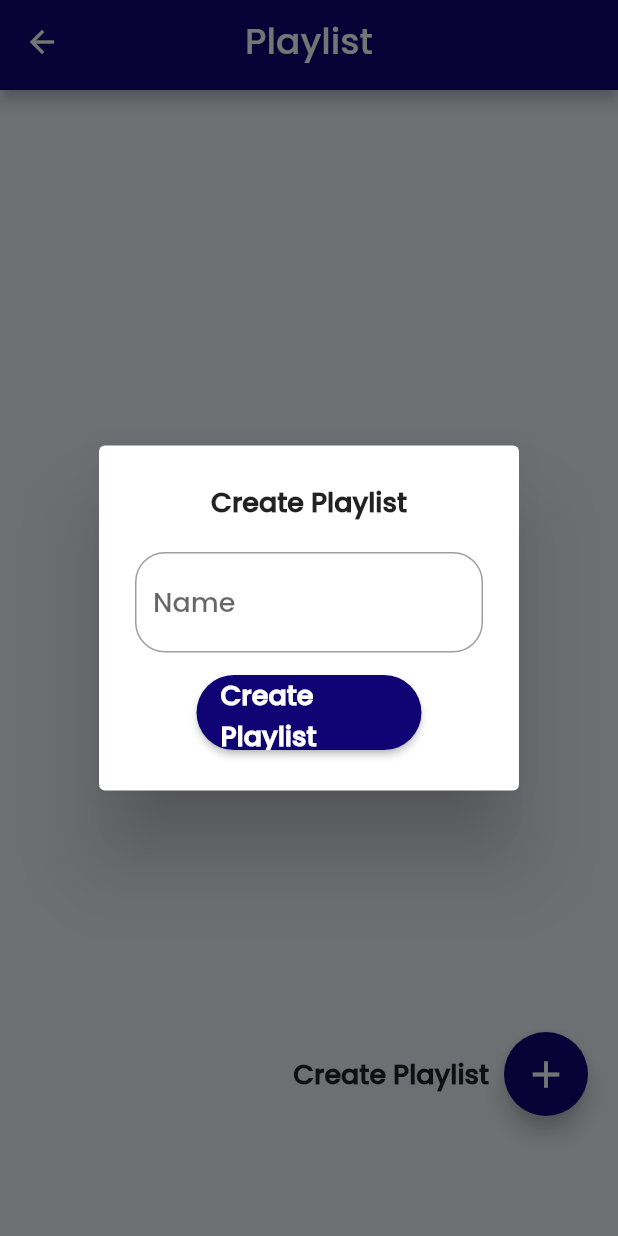
After one commit to fasil2401/my_player, a Flutter app: the PlayListScreen screen opened directly, after a tap on the "add" icon, on a phone screen of 412 x 824 dp. The commit adds this screen. Run offline on Flutter 3.47's test engine with Material 2 defaults, Android fonts, the phone set to English and light mode, and no system bars; our stand-ins replace better_player, hive, hive_flutter, permission_handler, share_plus, shared_preferences; missing offline and left inert: video_thumbnail; accounts and stored records are empty.

Commit message:
playlist added

```diff
--- /dev/null
+++ b/lib/Screens/navigation_screens/playlist.dart
@@ -0,0 +1,284 @@
+import 'package:flutter/material.dart';
+import 'package:hive_flutter/adapters.dart';
+import 'package:my_player/Widgets/custom_appbar.dart';
+import 'package:my_player/Widgets/custom_list_tile_video.dart';
+import 'package:my_player/icons/my_flutter_app_icons.dart';
+import 'package:my_player/model/model.dart';
+
+import '../../main.dart';
+
+class PlayListScreen extends StatefulWidget {
+  PlayListScreen({Key? key}) : super(key: key);
+
+  @override
+  State<PlayListScreen> createState() => _PlayListScreenState();
+}
+
+class _PlayListScreenState extends State<PlayListScreen> {
+  TextEditingController nameController = TextEditingController();
+  List<String> _playList = [];
+  List thumbs = [];
+  List<String> viewList = [];
+  bool isFavorite = true;
+  var key;
+
+  var boxFavorites = Hive.box<Favorites>(favoriteBox);
+  var boxPlaylist = Hive.box<PlayList>(playlistBox);
+
+  // List<Map<String, dynamic>> _items = [];
+  // void refreshItems() {
+  //   final data = boxFavorites.keys.map((key) {
+  //     final value = boxFavorites.get(key);
+  //     return {
+  //       "key": key,
+  //     };
+  //   }).toList();
+
+  //   setState(() {
+  //     _items = data.toList();
+  //     // we use "reversed" to sort items in order from the latest to the oldest
+  //   });
+  // }
+  // @override
+  // void initState() {
+  //   setState(() {});
+  //   // TODO: implement initState
+  //   super.initState();
+  // }
+
+  @override
+  Widget build(BuildContext context) {
+    return Scaffold(
+      appBar: const CustomAppBar(
+        titletext: 'Playlist',
+      ),
+      body:
+
+          ValueListenableBuilder(
+            valueListenable: boxPlaylist.listenable(),
+            builder:
+                (BuildContext context, Box<PlayList> value, Widget? child) {
+              List<PlayList> _playListNames = value.values.toList();
+                return Stack(
+                  children: [
+
+                    ListView.builder(
+                        itemCount: _playListNames.length,
+                        itemBuilder: (BuildContext context, int index) {
+                          return _playListNames.isEmpty
+                              ? Center(
+                                  child: Text('data'),
+                                )
+                              : ListTile(
+                                  title: Text(
+                                    _playListNames[index].name.toString(),
+                                    style: TextStyle(
+                                      fontFamily: 'Poppins',
+                                      fontSize: 18,
+                                      fontWeight: FontWeight.w400,
+                                    ),
+                                  ),
+                                  leading: Icon(MyFlutterApp.video_library),
+                                );
+                        },),
+                    Positioned(
+                      // height: 10,
+                      bottom: 80,
+                      right: 20,
+                      child: Row(
+                        crossAxisAlignment: CrossAxisAlignment.center,
+                        children: [
+                          const Text(
+                            'Create Playlist',
+                            style: TextStyle(
+                              fontFamily: 'Poppins',
+                              fontSize: 18,
+                              fontWeight: FontWeight.bold,
+                            ),
+                          ),
+                          const SizedBox(
+                            width: 10,
+                          ),
+                          FloatingActionButton(
+
+                            onPressed: () {
+                              print('buttton pressinggg');
+                              showDialog(
+                                  context: context,
+                                  builder: (BuildContext ctx) {
+                                    return AlertDialog(
+                                      title: Center(
+                                        child: const Text(
+                                          'Create Playlist',
+                                          style: TextStyle(
+                                            fontFamily: 'Poppins',
+                                            fontSize: 18,
+                                            fontWeight: FontWeight.bold,
+                                          ),
+                                        ),
+                                      ),
+                                      content: Container(
+                                        height: 135,
+                                        child: Center(
+                                          child: Column(
+                                            children: [
+                                              TextField(
+                                                controller: nameController,
+                                                decoration: InputDecoration(
+                                                    border: OutlineInputBorder(
+                                                      borderRadius:
+                                                      BorderRadius.circular(20),
+                                                    ),
+                                                    hintText: 'Name',
+                                                    focusedBorder: OutlineInputBorder(
+                                                      borderSide: BorderSide(
+                                                        color: const Color(0xFF100374),
+                                                      ),
+                                                      borderRadius:
+                                                      BorderRadius.circular(20),
+                                                    )),
+                                                style: TextStyle(
+                                                  fontFamily: "Poppins",
+                                                  fontSize: 18,
+                                                ),
+                                              ),
+                                              SizedBox(
+                                                height: 15,
+                                              ),
+                                              ElevatedButton(
+                                                onPressed: () async {
+                                                  if (nameController.text.isNotEmpty) {
+                                                    await Hive.openBox("pathlist");
+
+                                                    await boxPlaylist.add(PlayList(
+                                                        playList: _playList,
+                                                        name: nameController.text));
+
+                                                    print('Adding to play list');
+                                                    nameController.clear();
+                                                    Navigator.of(context).pop();
+                                                  } else {
+                                                    // await boxPlaylist.clear();
+                                                    Navigator.of(context).pop();
+                                                  }
+                                                },
+                                                style: ElevatedButton.styleFrom(
+                                                  primary: const Color(0xFF100374),
+                                                  fixedSize: const Size(150, 50),
+                                                  shape: RoundedRectangleBorder(
+                                                    borderRadius:
+                                                    BorderRadius.circular(50),
+                                                  ),
+                                                ),
+                                                child: const Text(
+                                                  'Create Playlist',
+                                                  style: TextStyle(
+                                                    fontFamily: 'Poppins',
+                                                    fontSize: 18,
+                                                    fontWeight: FontWeight.bold,
+                                                  ),
+                                                ),
+                                              ),
+                                            ],
+                                          ),
+                                        ),
+                                      ),
+                                    );
+                                  });
+                            },
+                            backgroundColor: const Color(0xFF100374),
+                            child: const Icon(
+                              Icons.add,
+                              size: 30,
+                              color: Colors.white,
+                            ),
+                          ),
+                        ],
+                      ),
+
+                    ),
+                  ],
+                );
+              // return ListView.builder(
+              //     itemCount: _playListNames.length,
+              //     itemBuilder: (BuildContext context, int index) {
+              //       return _playListNames.isEmpty
+              //           ? Center(
+              //               child: Text('data'),
+              //             )
+              //           : ListTile(
+              //               title: Text(
+              //                 _playListNames[index].name.toString(),
+              //                 style: TextStyle(
+              //                   fontFamily: 'Poppins',
+              //                   fontSize: 18,
+              //                   fontWeight: FontWeight.bold,
+              //                 ),
+              //               ),
+              //               leading: Icon(MyFlutterApp.video_library),
+              //             );
+              //     });
+            },
+          ),
+
+      // body: ValueListenableBuilder(
+      //     valueListenable: boxFavorites.listenable(),
+      //     builder: (BuildContext context, Box<Favorites> value, Widget? child) {
+      //       List<Favorites> videopaths = value.values.toList();
+      //       print('ivde aanooov favorite videos  ${videopaths}');
+      //       for (var i = 0; i < videopaths.length; i++) {
+      //         // keyList.add(videopaths[i].key);
+      //
+      //         key = videopaths[i].key;
+      //         _pathList.add(videopaths[i].favorite);
+      //         thumbs.add(videopaths[i].thumb);
+      //       }
+      //       return ListView.builder(
+      //         // physics: NeverScrollableScrollPhysics(),
+      //         itemCount: _pathList.length,
+      //         itemBuilder: (BuildContext context, int index) {
+      //           return CustomListTileVideos(
+      //             subtite: false,
+      //             trailicon: true,
+      //             index: index,
+      //             text: _pathList[index].split('/').last,
+      //             url: thumbs[index],
+      //             folderName: '',
+      //             pathList: _pathList,
+      //             Customkey: key,
+      //             isFavorite: isFavorite,
+      //             voidCallback: (){
+      //               // deleteFavorites();
+      //               // boxFavorites.deleteAt(index);
+      //               // setState(() {
+      //               //
+      //               // });
+      //
+      //               // Navigator.pop(context);
+      //               // // boxFavorite.get(widget.Customkey);
+      //               // // Navigator.of(context).push(MaterialPageRoute(
+      //               // //     builder: (context) => AllVideoList()));
+      //               // await Navigator.of(context).push(MaterialPageRoute(
+      //               //     builder: (context) => FavoriteVideoList()));
+      //               // setState(() {});
+      //
+      //               Navigator.pop(context);
+      //
+      //               ScaffoldMessenger.of(context).showSnackBar(
+      //                   const SnackBar(
+      //                       content: Text("Removed Successfully")));
+      //             },
+      //           );
+      //         },
+      //       );
+      //     }),
+      // body: ListView.builder(
+      //   itemCount: file_names.length,
+      //   itemBuilder: (BuildContext context, int index) {
+      //     return CustomListTileVideos(
+      //         subtite: false, trailicon: true, index: index, text: file_names[index],url: file_url[index],);
+      //   },
+      // ),
+    );
+  }
+}
--- a/lib/main.dart
+++ b/lib/main.dart
@@ -22,6 +22,7 @@ List<String> pathListMain = [];
 
 const videoBox = 'boxVideos';
 const favoriteBox = 'boxFavorites';
+const playlistBox = 'boxPlaylist';
 
 void main() async {
   SystemChrome.setSystemUIOverlayStyle(const SystemUiOverlayStyle(
@@ -36,9 +37,13 @@ void main() async {
   await Hive.initFlutter();
   Hive.registerAdapter(VideosAdapter());
   Hive.registerAdapter(FavoritesAdapter());
+  Hive.registerAdapter(PlayListAdapter());
+
+
 
   await Hive.openBox<Videos>(videoBox);
   await Hive.openBox<Favorites>(favoriteBox);
+  await Hive.openBox<PlayList>(playlistBox);
 
 
   runApp(const MyApp());
--- a/lib/model/model.dart
+++ b/lib/model/model.dart
@@ -28,7 +28,9 @@ class Favorites extends HiveObject{
 @HiveType(typeId: 2)
 class PlayList extends HiveObject {
   @HiveField(0)
-  Map<String, Uint8List> playlist;
+  String name;
+  @HiveField(1)
+  List<String>playList;
 
-  PlayList({required this.playlist});
+  PlayList({required this.playList, required this.name});
 }
```
Also changed, not shown: lib/Widgets/custom_list_tile_folder.dart (+90 -7 lines), lib/Widgets/custom_list_tile_video.dart (+25 -24 lines), lib/bottom_navigation/screenhome.dart (+85 -4 lines), lib/model/model.g.dart.
